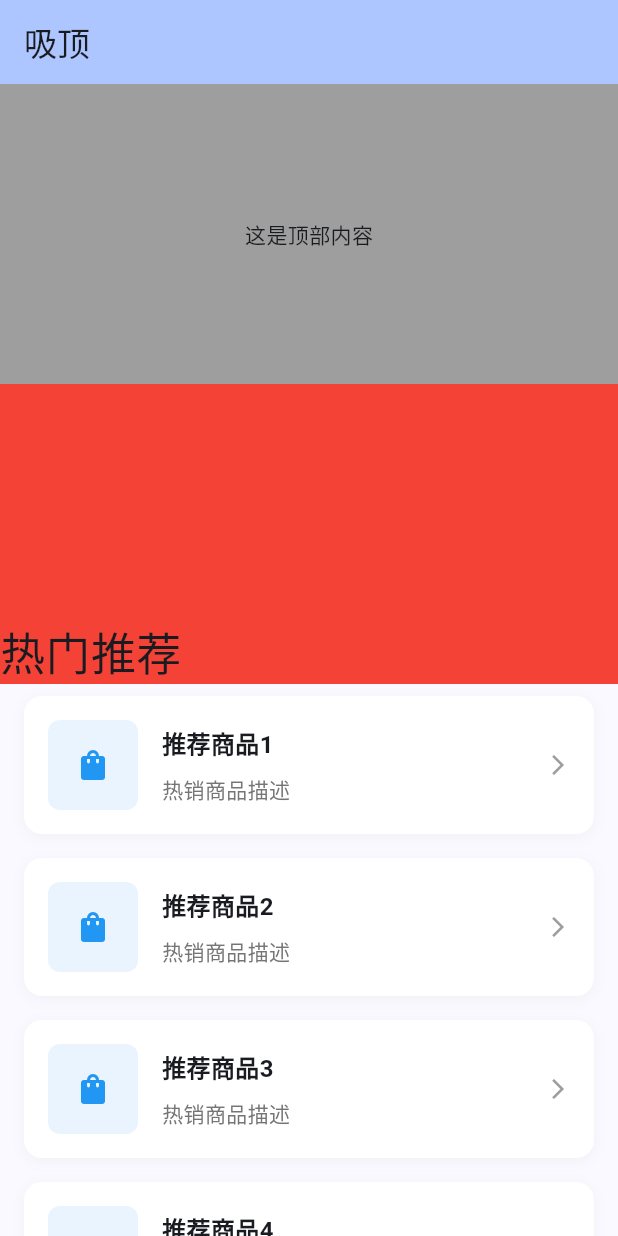
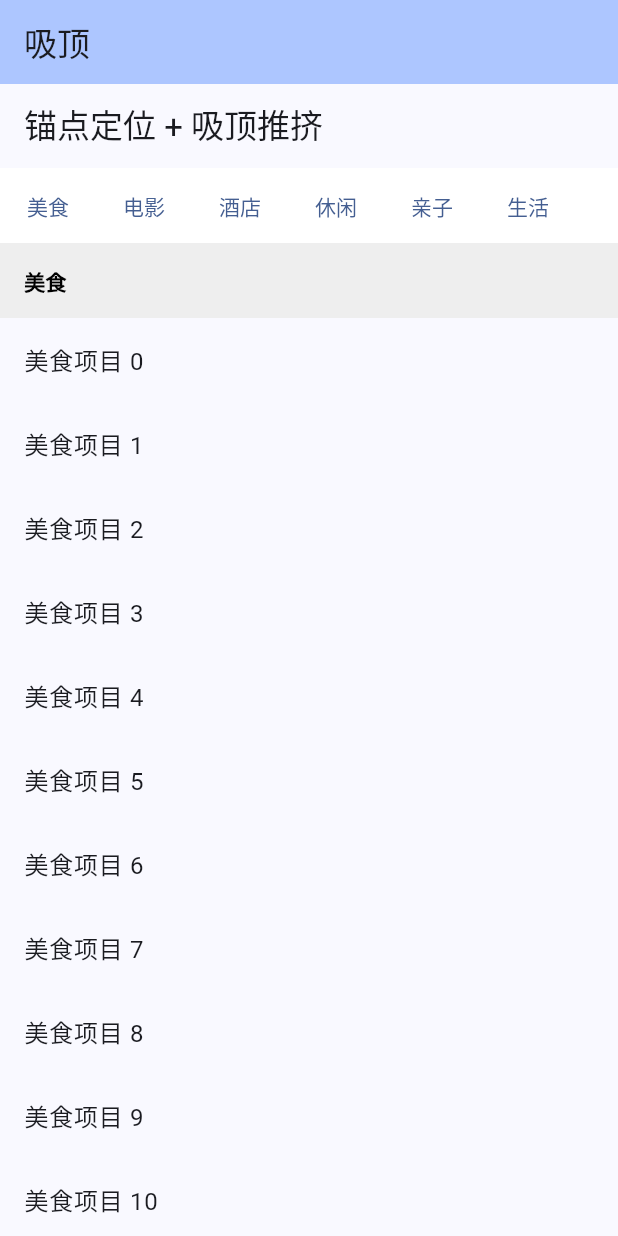
Before and after one commit to yhtqw/FrontEndDemo, a Flutter app: the CeilingMountPage screen opened by its route, on a phone screen of 412 x 824 dp. Run offline on Flutter 3.47's test engine with Material 3 defaults, Android fonts, the phone set to English and light mode, and no system bars; our stand-ins replace decimal, flutter_colorpicker, go_router, image_picker.

Commit message:
feat: 优化

```diff
--- a/flutter_demo/lib/pages/ceiling_mount/ceiling_mount_page.dart
+++ b/flutter_demo/lib/pages/ceiling_mount/ceiling_mount_page.dart
@@ -1,6 +1,7 @@
 import 'package:flutter/material.dart';
 
-import 'widgets/ceiling_mount_scroll.dart';
+// import 'widgets/ceiling_mount_scroll.dart';
+import 'widgets/ceiling_mount_scroll_ceiling2.dart';
 
 class CeilingMountPage extends StatefulWidget {
   const CeilingMountPage({super.key});
@@ -19,7 +20,7 @@ class _CeilingMountPageState extends State<CeilingMountPage> {
         backgroundColor: Theme.of(context).colorScheme.inversePrimary,
         title: Text("吸顶"),
       ),
-      body: CeilingMountScroll(),
+      body: CeilingMountScroll2(),
     );
   }
 }
--- /dev/null
+++ b/flutter_demo/lib/pages/ceiling_mount/widgets/ceiling_mount_scroll_ceiling2.dart
@@ -0,0 +1,351 @@
+import 'package:flutter/material.dart';
+
+class CeilingMountScroll2 extends StatefulWidget {
+  const CeilingMountScroll2({super.key});
+
+  @override
+  State<CeilingMountScroll2> createState() => _CeilingMountScroll2State();
+}
+
+class _CeilingMountScroll2State extends State<CeilingMountScroll2> {
+  /*
+  /// 模拟数据源
+  final List<Map<String, dynamic>> _dataList = [
+    {
+      'title': '热门推荐',
+      'color': Colors.red,
+      'index': 0,
+      'list': [
+        {'name': '推荐商品1', 'description': '热销商品描述'},
+        {'name': '推荐商品2', 'description': '热销商品描述'},
+        {'name': '推荐商品3', 'description': '热销商品描述'},
+        {'name': '推荐商品4', 'description': '热销商品描述'},
+        {'name': '推荐商品5', 'description': '热销商品描述'},
+        {'name': '推荐商品6', 'description': '热销商品描述'},
+        {'name': '推荐商品7', 'description': '热销商品描述'},
+        {'name': '推荐商品8', 'description': '热销商品描述'},
+        {'name': '推荐商品9', 'description': '热销商品描述'},
+        {'name': '推荐商品10', 'description': '热销商品描述'},
+      ],
+    },
+
+    {
+      'title': '新品上市',
+      'color': Colors.blue,
+      'index': 1,
+      'list': [
+        {'name': '新品1', 'description': '最新上架商品'},
+        {'name': '新品2', 'description': '最新上架商品'},
+        {'name': '新品3', 'description': '最新上架商品'},
+        {'name': '新品4', 'description': '最新上架商品'},
+      ],
+    },
+
+    {
+      'title': '限时特价',
+      'color': Colors.green,
+      'index': 2,
+      'list': [
+        {'name': '特价商品1', 'description': '限时优惠商品'},
+        {'name': '特价商品2', 'description': '限时优惠商品'},
+        {'name': '特价商品3', 'description': '限时优惠商品'},
+        {'name': '特价商品4', 'description': '限时优惠商品'},
+        {'name': '特价商品5', 'description': '限时优惠商品'},
+        {'name': '特价商品6', 'description': '限时优惠商品'},
+      ],
+    },
+
+    {
+      'title': '精选品牌',
+      'color': Colors.orange,
+      'index': 3,
+      'list': [
+        {'name': '品牌商品1', 'description': '知名品牌商品'},
+        {'name': '品牌商品2', 'description': '知名品牌商品'},
+        {'name': '品牌商品3', 'description': '知名品牌商品'},
+        {'name': '品牌商品3', 'description': '知名品牌商品'},
+        {'name': '品牌商品4', 'description': '知名品牌商品'},
+        {'name': '品牌商品5', 'description': '知名品牌商品'},
+        {'name': '品牌商品6', 'description': '知名品牌商品'},
+        {'name': '品牌商品7', 'description': '知名品牌商品'},
+      ],
+    },
+
+    {
+      'title': '反季捡漏',
+      'color': Colors.purple,
+      'index': 4,
+      'list': [
+        {'name': '捡漏商品1', 'description': '捡漏商品'},
+        {'name': '捡漏商品2', 'description': '捡漏商品'},
+        {'name': '捡漏商品3', 'description': '捡漏商品'},
+        {'name': '捡漏商品3', 'description': '捡漏商品'},
+        {'name': '捡漏商品4', 'description': '捡漏商品'},
+        {'name': '捡漏商品5', 'description': '捡漏商品'},
+        {'name': '捡漏商品6', 'description': '捡漏商品'},
+        {'name': '捡漏商品7', 'description': '捡漏商品'},
+      ],
+    },
+  ];
+
+  @override
+  Widget build(BuildContext context) {
+    return CustomScrollView(
+      slivers: [
+        SliverToBoxAdapter(
+          child: Container(
+            height: 200,
+            color: Colors.grey,
+            alignment: Alignment.center,
+            child: Text('这是顶部内容'),
+          ),
+        ),
+
+        ..._dataList.map((item) => SliverMainAxisGroup(
+          slivers: [
+            SliverPersistentHeader(
+              pinned: true,
+              delegate: _MyHeaderDelegate(
+                title: item['title'],
+                color: item['color'],
+              ),
+            ),
+            SliverList.builder(
+              itemBuilder: (_, index) => _ListItemWidget(
+                name: item['list'][index]['name'],
+                description: item['list'][index]['description'],
+              ),
+              itemCount: item['list'].length,
+            ),
+          ],
+        )),
+
+        SliverToBoxAdapter(
+          child: Container(
+            height: 200,
+            color: Colors.grey,
+            alignment: Alignment.center,
+            child: Text('这是底部内容'),
+          ),
+        ),
+      ],
+    );
+  }
+
+   */
+
+  // 1. 定义滚动控制器和数据
+  final ScrollController _scrollController = ScrollController();
+  final List<String> _categories = ["美食", "电影", "酒店", "休闲", "亲子", "生活"];
+
+  // 2. 为每个模块分配一个 Key
+  final List<GlobalKey> _keys = [];
+
+  @override
+  void initState() {
+    super.initState();
+    for (var i = 0; i < _categories.length; i++) {
+      _keys.add(GlobalKey());
+    }
+  }
+
+  // 3. 核心：点击跳转方法
+  void _scrollToIndex(int index) {
+    final keyContext = _keys[index].currentContext;
+    if (keyContext != null) {
+      // 获取当前 RenderObject 在 Scrollable 中的偏移量
+      Scrollable.ensureVisible(
+        keyContext,
+        duration: const Duration(milliseconds: 500),
+        curve: Curves.easeInOut,
+        alignment: 0.0, // 0.0 表示对齐顶部（吸顶位置）
+      );
+    }
+  }
+
+  @override
+  Widget build(BuildContext context) {
+    return Scaffold(
+      appBar: AppBar(title: const Text("锚点定位 + 吸顶推挤")),
+      body: Column(
+        children: [
+          // 4. 顶部的分类导航栏
+          Container(
+            height: 50,
+            color: Colors.white,
+            child: ListView.builder(
+              scrollDirection: Axis.horizontal,
+              itemCount: _categories.length,
+              itemBuilder: (context, index) => TextButton(
+                onPressed: () => _scrollToIndex(index),
+                child: Text(_categories[index]),
+              ),
+            ),
+          ),
+
+          // 5. 滚动列表部分
+          Expanded(
+            child: CustomScrollView(
+              controller: _scrollController,
+              slivers: _categories.asMap().entries.map((entry) {
+                int idx = entry.key;
+                String title = entry.value;
+
+                return SliverMainAxisGroup(
+                  key: _keys[idx], // 关键：绑定 Key
+                  slivers: [
+                    SliverPersistentHeader(
+                      pinned: true,
+                      delegate: MyStickyHeaderDelegate(title),
+                    ),
+                    SliverList(
+                      delegate: SliverChildBuilderDelegate(
+                            (context, i) => ListTile(title: Text("$title项目 $i")),
+                        childCount: 15, // 每个模块 15 条数据
+                      ),
+                    ),
+                  ],
+                );
+              }).toList(),
+            ),
+          ),
+        ],
+      ),
+    );
+  }
+}
+
+// 6. 自定义吸顶 Delegate
+class MyStickyHeaderDelegate extends SliverPersistentHeaderDelegate {
+  final String title;
+  MyStickyHeaderDelegate(this.title);
+
+  @override
+  Widget build(context, shrinkOffset, overlapsContent) {
+    final bool isPinned = shrinkOffset > 0;
+    return Container(
+      color: isPinned ? Colors.blueAccent : Colors.grey[200],
+      alignment: Alignment.centerLeft,
+      padding: const EdgeInsets.only(left: 16),
+      child: Text(
+        title,
+        style: TextStyle(
+          color: isPinned ? Colors.white : Colors.black,
+          fontWeight: FontWeight.bold,
+        ),
+      ),
+    );
+  }
+
+  @override double get maxExtent => 50;
+  @override double get minExtent => 50;
+  @override bool shouldRebuild(oldDelegate) => true;
+}
+
+/*
+/// 自定义头部委托类
+class _MyHeaderDelegate extends SliverPersistentHeaderDelegate {
+  /// 背景色
+  final Color color;
+  /// 标题
+  final String title;
+
+  const _MyHeaderDelegate({
+    required this.color,
+    required this.title,
+  });
+
+  @override
+  double get minExtent => 50.0;
+
+  @override
+  double get maxExtent => 200.0;
+
+  @override
+  Widget build(BuildContext context, double shrinkOffset, bool overlapsContent) {
+    return Container(
+      color: color,
+      child: Center(
+        child: Text(title, style: TextStyle(fontSize: 30)),
+      ),
+    );
+  }
+
+  @override
+  bool shouldRebuild(covariant SliverPersistentHeaderDelegate oldDelegate) => false;
+}
+
+/// 渲染列表项
+class _ListItemWidget extends StatelessWidget {
+  final String name;
+  final String description;
+
+  const _ListItemWidget({
+    required this.name,
+    required this.description,
+  });
+
+  @override
+  Widget build(BuildContext context) {
+    return Container(
+      margin: EdgeInsets.symmetric(horizontal: 16, vertical: 8),
+      padding: EdgeInsets.all(16),
+      decoration: BoxDecoration(
+        color: Colors.white,
+        borderRadius: BorderRadius.circular(12),
+        boxShadow: [
+          BoxShadow(
+            color: Colors.grey.withValues(alpha: 0.1),
+            blurRadius: 8,
+            offset: Offset(0, 2),
+          ),
+        ],
+      ),
+      child: Row(
+        children: [
+          Container(
+            width: 60,
+            height: 60,
+            decoration: BoxDecoration(
+              color: Colors.blue.withValues(alpha: 0.1),
+              borderRadius: BorderRadius.circular(8),
+            ),
+            child: Icon(
+              Icons.shopping_bag,
+              color: Colors.blue,
+            ),
+          ),
+          SizedBox(width: 16),
+          Expanded(
+            child: Column(
+              crossAxisAlignment: CrossAxisAlignment.start,
+              children: [
+                Text(
+                  name,
+                  style: TextStyle(
+                    fontSize: 16,
+                    fontWeight: FontWeight.bold,
+                  ),
+                ),
+                SizedBox(height: 8),
+                Text(
+                  description,
+                  style: TextStyle(
+                    color: Colors.grey[600],
+                    fontSize: 14,
+                  ),
+                ),
+              ],
+            ),
+          ),
+          Icon(
+            Icons.arrow_forward_ios,
+            size: 16,
+            color: Colors.grey,
+          ),
+        ],
+      ),
+    );
+  }
+}
+*/
```
